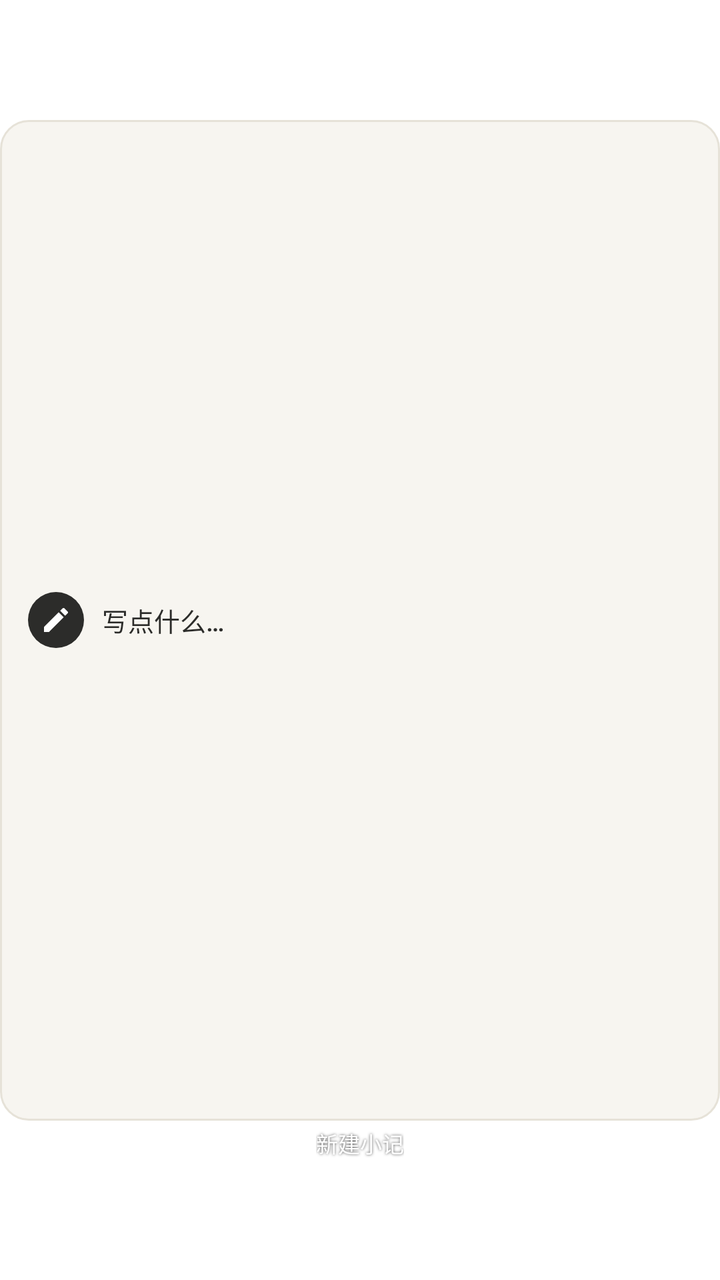
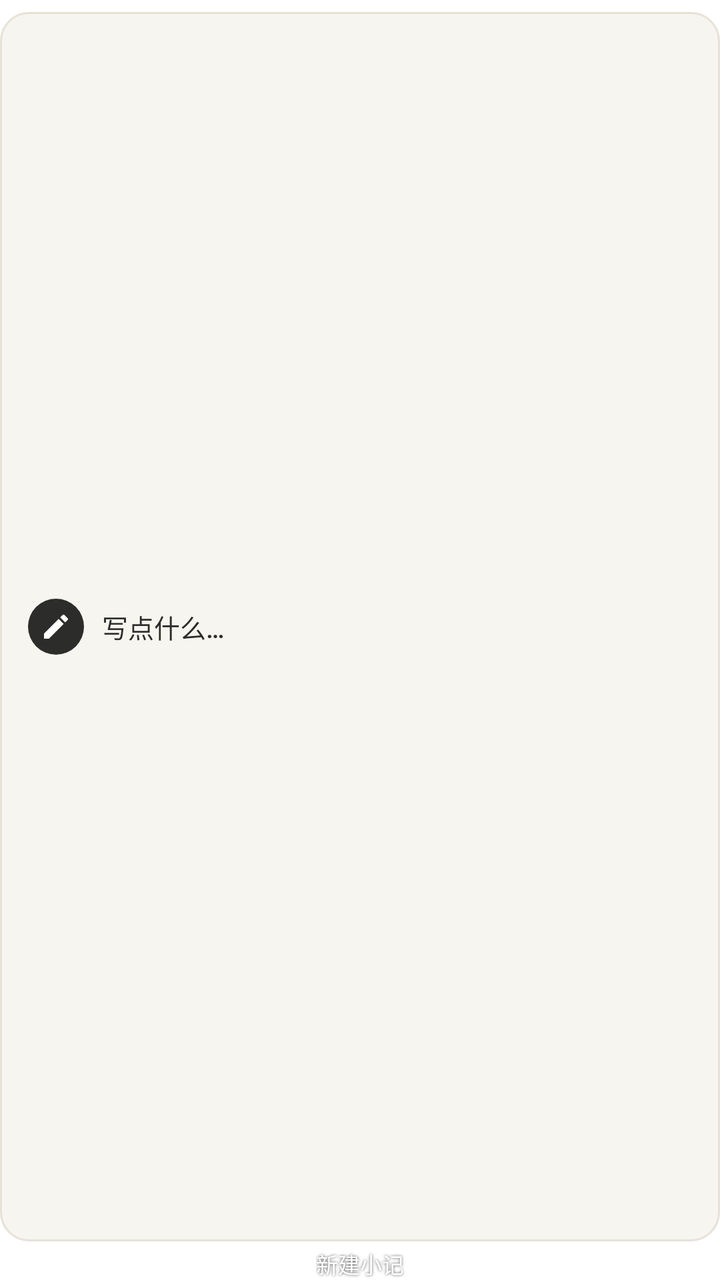

Two renders of the same Android screen: before a commit and after it. Below are the layout's source before the change and the commit's diff.
<!-- AndroidManifest.xml: fallback theme Theme.MaterialComponents.DayNight.NoActionBar -->
<!-- res/layout/widget_new_note.xml -->
<?xml version="1.0" encoding="utf-8"?>
<FrameLayout xmlns:android="http://schemas.android.com/apk/res/android"
    android:id="@+id/widget_root"
    android:layout_width="match_parent"
    android:layout_height="match_parent">

    <LinearLayout
        android:layout_width="match_parent"
        android:layout_height="match_parent"
        android:gravity="center_horizontal"
        android:orientation="vertical">

        
        <FrameLayout
            android:layout_width="match_parent"
            android:layout_height="0dp"
            android:layout_weight="0.12" />

        <LinearLayout
            android:id="@+id/widget_card"
            android:layout_width="match_parent"
            android:layout_height="0dp"
            android:layout_weight="1"
            android:background="@drawable/widget_new_note_bg"
            android:gravity="center_vertical"
            android:orientation="horizontal"
            android:paddingStart="14dp"
            android:paddingEnd="14dp">

            <ImageView
                android:layout_width="28dp"
                android:layout_height="28dp"
                android:background="@drawable/widget_icon_circle"
                android:contentDescription="@null"
                android:padding="6dp"
                android:src="@drawable/ic_widget_pen"
                android:tint="@color/widget_icon_fg" />

            <TextView
                android:layout_width="0dp"
                android:layout_height="wrap_content"
                android:layout_marginStart="9dp"
                android:layout_weight="1"
                android:autoSizeMaxTextSize="13sp"
                android:autoSizeMinTextSize="10sp"
                android:autoSizeStepGranularity="1sp"
                android:autoSizeTextType="uniform"
                android:ellipsize="end"
                android:fontFamily="sans-serif-medium"
                android:letterSpacing="0"
                android:maxLines="1"
                android:text="@string/widget_new_note_desc_text"
                android:textColor="@color/widget_text"
                android:textSize="13sp" />
        </LinearLayout>

        <TextView
            android:id="@+id/widget_title"
            android:layout_width="wrap_content"
            android:layout_height="wrap_content"
            android:layout_marginTop="3dp"
            android:ellipsize="end"
            android:fontFamily="sans-serif-medium"
            android:maxLines="1"
            android:shadowColor="#B3000000"
            android:shadowDx="0"
            android:shadowDy="0"
            android:shadowRadius="3"
            android:text="@string/shortcut_new_note_long"
            android:textColor="@color/widget_sub"
            android:textSize="11sp" />

        
        <FrameLayout
            android:layout_width="match_parent"
            android:layout_height="0dp"
            android:layout_weight="0.12" />

    </LinearLayout>

</FrameLayout>
<!-- resources referenced by this layout -->
<resources>
  <color name="widget_icon_fg">#FFFFFF</color>
  <color name="widget_sub">#FFFFFF</color>
  <color name="widget_text">#2C2C2A</color>
  <!-- drawable ic_widget_pen (drawable) -->
  <?xml version="1.0" encoding="utf-8"?>
  <vector xmlns:android="http://schemas.android.com/apk/res/android"
      android:width="24dp"
      android:height="24dp"
      android:viewportWidth="24"
      android:viewportHeight="24">
      <path
          android:fillColor="#FFFFFF"
          android:pathData="M3,17.25V21h3.75L17.81,9.94l-3.75,-3.75L3,17.25zM20.71,7.04c0.39,-0.39 0.39,-1.02 0,-1.41l-2.34,-2.34a0.996,0.996 0,0 0,-1.41 0l-1.83,1.83 3.75,3.75 1.83,-1.83z" />
  </vector>
  <!-- drawable widget_icon_circle (drawable) -->
  <?xml version="1.0" encoding="utf-8"?>
  <shape xmlns:android="http://schemas.android.com/apk/res/android"
      android:shape="oval">
      <solid android:color="@color/widget_icon_bg" />
  </shape>
  <!-- drawable widget_new_note_bg (drawable) -->
  <?xml version="1.0" encoding="utf-8"?>
  <shape xmlns:android="http://schemas.android.com/apk/res/android"
      android:shape="rectangle">
      <solid android:color="@color/widget_bg" />
      <corners android:radius="14dp" />
      <stroke
          android:width="1dp"
          android:color="@color/widget_border" />
  </shape>
  <string name="shortcut_new_note_long">新建小记</string>
  <string name="widget_new_note_desc_text">写点什么…</string>
  <color name="widget_icon_bg">#2C2C2A</color>
  <color name="widget_bg">#F7F5F0</color>
  <color name="widget_border">#E6E2D8</color>
</resources>

<!-- the commit's change to res/layout/widget_new_note.xml (unified diff, before → after) -->
@@ -8,13 +8,8 @@
         android:layout_width="match_parent"
         android:layout_height="match_parent"
         android:gravity="center_horizontal"
-        android:orientation="vertical">
-
-        
-        <FrameLayout
-            android:layout_width="match_parent"
-            android:layout_height="0dp"
-            android:layout_weight="0.12" />
+        android:orientation="vertical"
+        android:paddingTop="@dimen/widget_top_inset">
 
         <LinearLayout
             android:id="@+id/widget_card"
@@ -70,12 +65,6 @@
             android:textColor="@color/widget_sub"
             android:textSize="11sp" />
 
-        
-        <FrameLayout
-            android:layout_width="match_parent"
-            android:layout_height="0dp"
-            android:layout_weight="0.12" />
-
     </LinearLayout>
 
 </FrameLayout>
<!-- resource entries referenced after the edit -->
@@ -3,6 +3,7 @@
   <color name="widget_icon_fg">#FFFFFF</color>
   <color name="widget_sub">#FFFFFF</color>
   <color name="widget_text">#2C2C2A</color>
+  <dimen name="widget_top_inset">6dp</dimen>
   <!-- drawable ic_widget_pen (drawable) -->
   <?xml version="1.0" encoding="utf-8"?>
   <vector xmlns:android="http://schemas.android.com/apk/res/android"
